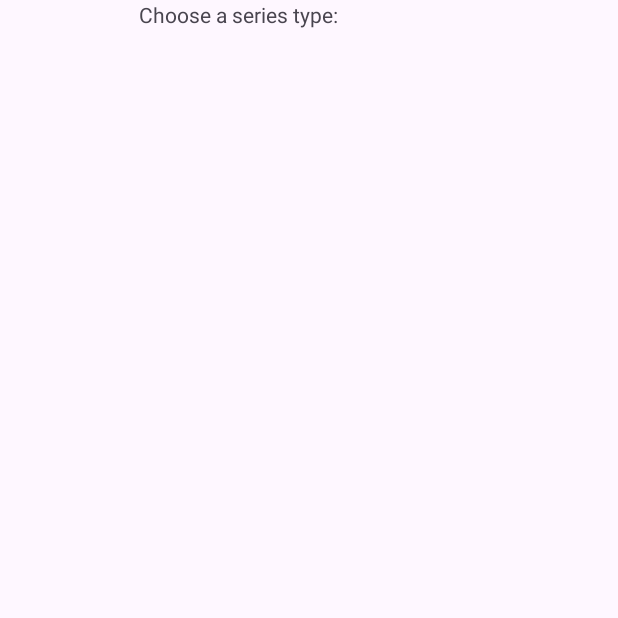
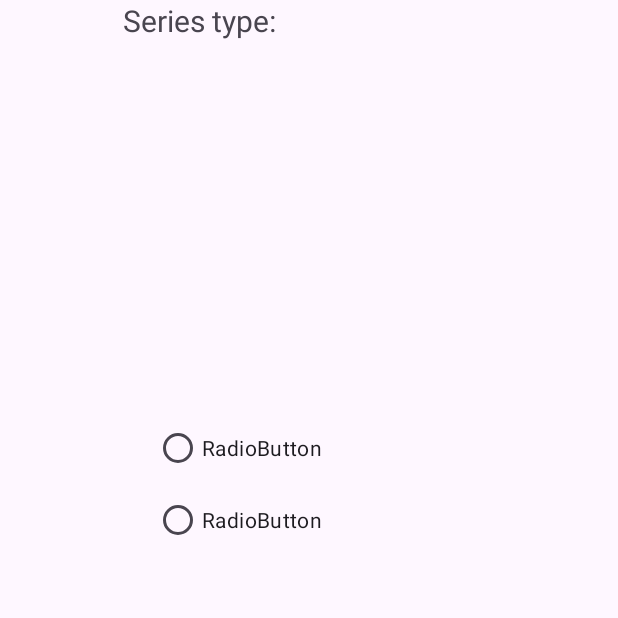
Before and after one commit to or1901/Ex082, an Android app: the screen it shows after launch (MainActivity), on a phone screen of 412 x 824 dp, the top half of it. Before the commit the part shown is almost empty. Run offline under Robolectric (Android 15) with nearby library versions, the phone set to English and light mode, and no system bars.

Commit message:
Added radio group for the series type

```diff
--- a/app/src/main/res/layout/activity_main.xml
+++ b/app/src/main/res/layout/activity_main.xml
@@ -13,24 +13,62 @@
 
     <LinearLayout
         android:layout_width="match_parent"
-        android:layout_height="match_parent"
+        android:layout_height="0dp"
+        android:layout_weight="1"
         android:orientation="horizontal">
 
         <Space
-            android:layout_width="wrap_content"
-            android:layout_height="wrap_content"
+            android:layout_width="0dp"
+            android:layout_height="match_parent"
             android:layout_weight="1" />
 
         <TextView
-            android:id="@+id/textView"
-            android:layout_width="wrap_content"
-            android:layout_height="wrap_content"
-            android:layout_weight="1"
-            android:text="Choose a series type:" />
+            android:layout_width="0dp"
+            android:layout_height="match_parent"
+            android:layout_weight="3"
+            android:text="Series type:"
+            android:textSize="20dp" />
 
         <Space
-            android:layout_width="wrap_content"
-            android:layout_height="wrap_content"
+            android:layout_width="0dp"
+            android:layout_height="match_parent"
             android:layout_weight="1" />
     </LinearLayout>
+
+    <LinearLayout
+        android:layout_width="match_parent"
+        android:layout_height="0dp"
+        android:layout_weight="2"
+        android:orientation="horizontal">
+
+        <Space
+            android:layout_width="0dp"
+            android:layout_height="match_parent"
+            android:layout_weight="1" />
+
+        <RadioGroup
+            android:layout_width="0dp"
+            android:layout_height="match_parent"
+            android:layout_weight="2">
+
+            <RadioButton
+                android:id="@+id/radioButton"
+                android:layout_width="match_parent"
+                android:layout_height="wrap_content"
+                android:text="RadioButton" />
+
+            <RadioButton
+                android:id="@+id/radioButton2"
+                android:layout_width="match_parent"
+                android:layout_height="wrap_content"
+                android:text="RadioButton" />
+        </RadioGroup>
+
+        <Space
+            android:layout_width="0dp"
+            android:layout_height="match_parent"
+            android:layout_weight="1" />
+
+    </LinearLayout>
+
 </LinearLayout>
```
